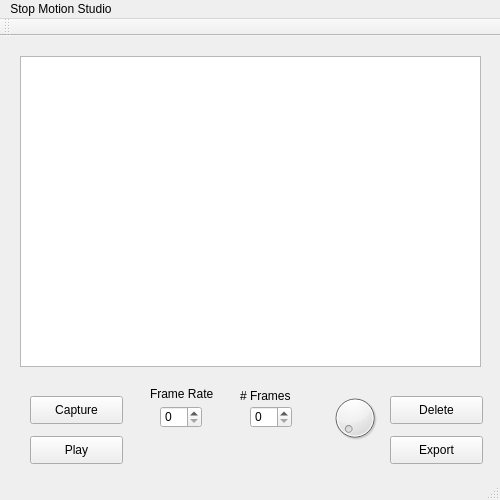
First picture: the form in mainwindow.ui, repository danielsbonnin/rpiStopMotion, before the edit.
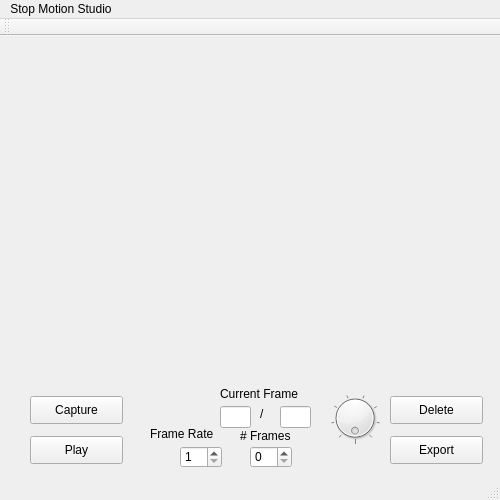
Second picture: the form after the edit.

Commit message: buttons, spinboxes, dial, playback

The edit to the form file:
```diff
--- a/mainwindow.ui
+++ b/mainwindow.ui
@@ -14,16 +14,6 @@
    <string>MainWindow</string>
   </property>
   <widget class="QWidget" name="centralWidget">
-   <widget class="QGraphicsView" name="graphicsView">
-    <property name="geometry">
-     <rect>
-      <x>20</x>
-      <y>20</y>
-      <width>461</width>
-      <height>311</height>
-     </rect>
-    </property>
-   </widget>
    <widget class="QDial" name="dial">
     <property name="geometry">
      <rect>
@@ -33,6 +23,27 @@
       <height>64</height>
      </rect>
     </property>
+    <property name="minimum">
+     <number>1</number>
+    </property>
+    <property name="maximum">
+     <number>10</number>
+    </property>
+    <property name="pageStep">
+     <number>10</number>
+    </property>
+    <property name="value">
+     <number>1</number>
+    </property>
+    <property name="tracking">
+     <bool>true</bool>
+    </property>
+    <property name="wrapping">
+     <bool>true</bool>
+    </property>
+    <property name="notchesVisible">
+     <bool>true</bool>
+    </property>
    </widget>
    <widget class="QPushButton" name="captureButton">
     <property name="geometry">
@@ -50,18 +61,24 @@
    <widget class="QSpinBox" name="frameRateSpinBox">
     <property name="geometry">
      <rect>
-      <x>160</x>
-      <y>370</y>
+      <x>180</x>
+      <y>410</y>
       <width>42</width>
       <height>22</height>
      </rect>
     </property>
+    <property name="minimum">
+     <number>1</number>
+    </property>
+    <property name="maximum">
+     <number>30</number>
+    </property>
    </widget>
    <widget class="QLabel" name="label">
     <property name="geometry">
      <rect>
       <x>150</x>
-      <y>350</y>
+      <y>390</y>
       <width>81</width>
       <height>16</height>
      </rect>
@@ -74,7 +91,7 @@
     <property name="geometry">
      <rect>
       <x>250</x>
-      <y>370</y>
+      <y>410</y>
       <width>42</width>
       <height>22</height>
      </rect>
@@ -84,7 +101,7 @@
     <property name="geometry">
      <rect>
       <x>240</x>
-      <y>350</y>
+      <y>390</y>
       <width>71</width>
       <height>20</height>
      </rect>
@@ -132,6 +149,68 @@
      <string>Export</string>
     </property>
    </widget>
+   <widget class="QLabel" name="imageView">
+    <property name="geometry">
+     <rect>
+      <x>30</x>
+      <y>20</y>
+      <width>441</width>
+      <height>301</height>
+     </rect>
+    </property>
+    <property name="text">
+     <string/>
+    </property>
+    <property name="scaledContents">
+     <bool>true</bool>
+    </property>
+   </widget>
+   <widget class="QLabel" name="currentFrameLabel">
+    <property name="geometry">
+     <rect>
+      <x>220</x>
+      <y>350</y>
+      <width>91</width>
+      <height>16</height>
+     </rect>
+    </property>
+    <property name="text">
+     <string>Current Frame</string>
+    </property>
+   </widget>
+   <widget class="QLineEdit" name="currentFrame">
+    <property name="geometry">
+     <rect>
+      <x>220</x>
+      <y>370</y>
+      <width>31</width>
+      <height>22</height>
+     </rect>
+    </property>
+   </widget>
+   <widget class="QLineEdit" name="numFrames">
+    <property name="geometry">
+     <rect>
+      <x>280</x>
+      <y>370</y>
+      <width>31</width>
+      <height>22</height>
+     </rect>
+    </property>
+   </widget>
+   <widget class="QLabel" name="label_3">
+    <property name="geometry">
+     <rect>
+      <x>260</x>
+      <y>370</y>
+      <width>55</width>
+      <height>16</height>
+     </rect>
+    </property>
+    <property name="text">
+     <string>/</string>
+    </property>
+   </widget>
   </widget>
   <widget class="QMenuBar" name="menuBar">
    <property name="geometry">
```
Left out of the diff: 6 changed lines with no effect on the pictures. The commit also changes 5 other files.
